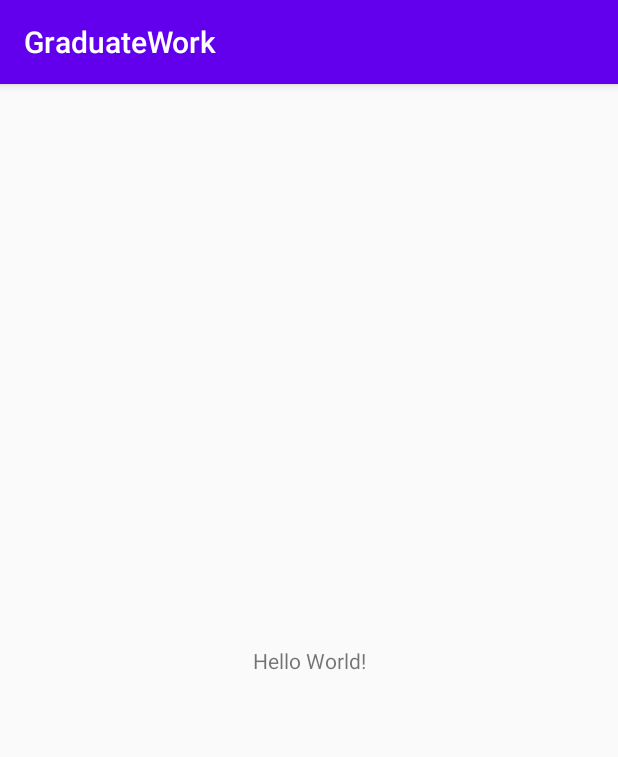
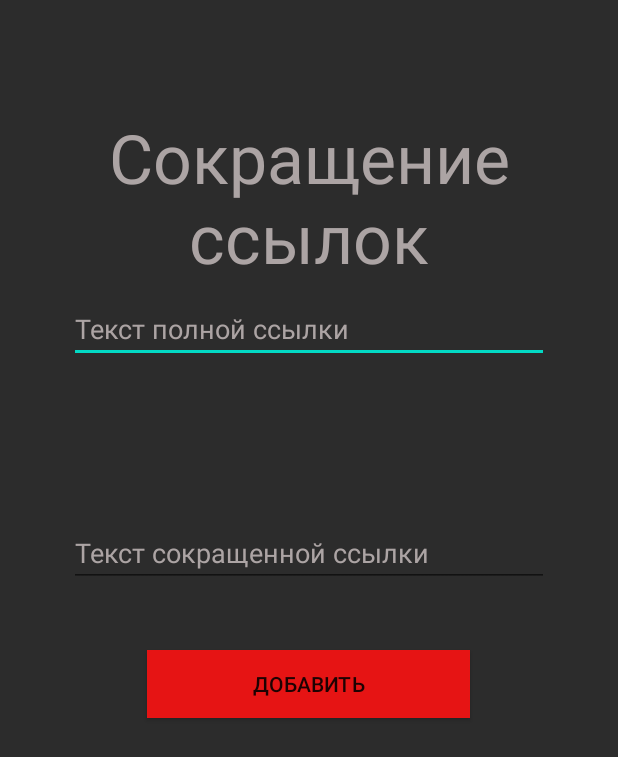
Before and after one commit to saymon-says/ShorterLink, an Android app: the screen it shows after launch (MainActivity), on a phone screen of 412 x 824 dp. Shown: the top 757 px of the screen. Run offline under Robolectric (Android 15) with nearby library versions, the phone set to English and light mode, and no system bars.

```diff
--- /dev/null
+++ b/app/src/main/java/com/example/graduatework/LinkList.java
@@ -0,0 +1,31 @@
+package com.example.graduatework;
+
+public class LinkList {
+
+    public String link;
+    public String short_link;
+
+    public LinkList(String link, String short_link) {
+        this.link = link;
+        this.short_link = short_link;
+    }
+
+    public LinkList() {
+    }
+
+    public String getLink() {
+        return link;
+    }
+
+    public void setLink(String link) {
+        this.link = link;
+    }
+
+    public String getShort_link() {
+        return short_link;
+    }
+
+    public void setShort_link(String short_link) {
+        this.short_link = short_link;
+    }
+}
--- a/app/src/main/java/com/example/graduatework/MainActivity.java
+++ b/app/src/main/java/com/example/graduatework/MainActivity.java
@@ -1,8 +1,20 @@
 package com.example.graduatework;
+
+import android.os.Bundle;
+import android.view.KeyEvent;
+import android.view.View;
+import android.widget.AdapterView;
+import android.widget.ArrayAdapter;
+import android.widget.Button;
+import android.widget.EditText;
+import android.widget.ListView;
+import android.widget.TextView;
+import android.widget.Toast;
 
 import androidx.appcompat.app.AppCompatActivity;
 
-import android.os.Bundle;
+import java.util.ArrayList;
+import java.util.List;
 
 public class MainActivity extends AppCompatActivity {
 
@@ -11,4 +23,8 @@ public class MainActivity extends AppCompatActivity {
         super.onCreate(savedInstanceState);
         setContentView(R.layout.activity_main);
     }
+
+    public void onClick(View v) {
+        Toast.makeText(this,"hello!", Toast.LENGTH_SHORT).show();
+    }
 }
--- a/app/src/main/res/layout/activity_main.xml
+++ b/app/src/main/res/layout/activity_main.xml
@@ -2,17 +2,86 @@
 <androidx.constraintlayout.widget.ConstraintLayout xmlns:android="http://schemas.android.com/apk/res/android"
     xmlns:app="http://schemas.android.com/apk/res-auto"
     xmlns:tools="http://schemas.android.com/tools"
+    android:id="@+id/layout"
     android:layout_width="match_parent"
     android:layout_height="match_parent"
+    android:background="#2C2C2C"
     tools:context=".MainActivity">
 
     <TextView
+        android:id="@+id/textView"
         android:layout_width="wrap_content"
         android:layout_height="wrap_content"
-        android:text="Hello World!"
-        app:layout_constraintBottom_toBottomOf="parent"
-        app:layout_constraintLeft_toLeftOf="parent"
-        app:layout_constraintRight_toRightOf="parent"
+        android:layout_marginBottom="88dp"
+        android:text="Сокращение ссылок"
+        android:textAlignment="center"
+        android:textColor="#ACA4A4"
+        android:textSize="45sp"
+        app:layout_constraintBottom_toTopOf="@+id/short_link"
+        app:layout_constraintStart_toStartOf="parent"
         app:layout_constraintTop_toTopOf="parent" />
 
+    <EditText
+        android:id="@+id/link"
+        android:layout_width="0dp"
+        android:layout_height="40dp"
+        android:layout_marginStart="46dp"
+        android:layout_marginTop="113dp"
+        android:layout_marginEnd="46dp"
+        android:layout_marginBottom="21dp"
+        android:ems="10"
+        android:hint="Текст полной ссылки"
+        android:inputType="textWebEditText"
+        android:textColor="#ACA4A4"
+        android:textColorHint="#ACA4A4"
+        app:layout_constraintBottom_toTopOf="@+id/short_link"
+        app:layout_constraintEnd_toEndOf="parent"
+        app:layout_constraintStart_toStartOf="parent"
+        app:layout_constraintTop_toTopOf="parent" />
+
+    <EditText
+        android:id="@+id/short_link"
+        android:layout_width="0dp"
+        android:layout_height="40dp"
+        android:layout_marginStart="46dp"
+        android:layout_marginEnd="46dp"
+        android:layout_marginBottom="344dp"
+        android:ems="10"
+        android:hint="Текст сокращенной ссылки"
+        android:inputType="text"
+        android:textColor="#ACA4A4"
+        android:textColorHint="#ACA4A4"
+        app:layout_constraintBottom_toBottomOf="parent"
+        app:layout_constraintEnd_toEndOf="parent"
+        app:layout_constraintHorizontal_bias="0.0"
+        app:layout_constraintStart_toStartOf="parent"
+        app:layout_constraintTop_toBottomOf="@+id/link" />
+
+    <Button
+        android:id="@+id/btn"
+        android:layout_width="215dp"
+        android:layout_height="45dp"
+        android:layout_marginStart="52dp"
+        android:layout_marginBottom="265dp"
+        android:background="#E61414"
+        android:text="Добавить"
+        android:onClick="onClick"
+        app:layout_constraintBottom_toBottomOf="parent"
+        app:layout_constraintStart_toStartOf="@+id/short_link"
+        app:layout_constraintTop_toBottomOf="@+id/short_link"
+        app:layout_constraintVertical_bias="0.342" />
+
+    <ListView
+        android:id="@+id/list_of_short_link"
+        android:layout_width="0dp"
+        android:layout_height="0dp"
+        android:layout_marginStart="10dp"
+        android:layout_marginTop="10dp"
+        android:layout_marginEnd="10dp"
+        android:layout_marginBottom="5dp"
+        app:layout_constraintBottom_toBottomOf="parent"
+        app:layout_constraintEnd_toEndOf="parent"
+        app:layout_constraintStart_toStartOf="parent"
+        app:layout_constraintTop_toBottomOf="@+id/btn" />
+
 </androidx.constraintlayout.widget.ConstraintLayout>
--- /dev/null
+++ b/app/src/main/res/layout/list_item.xml
@@ -0,0 +1,12 @@
+<?xml version="1.0" encoding="utf-8"?>
+<androidx.constraintlayout.widget.ConstraintLayout
+    xmlns:android="http://schemas.android.com/apk/res/android" android:layout_width="match_parent"
+    android:layout_height="match_parent">
+
+    <TextView
+        android:layout_width="match_parent"
+        android:layout_height="match_parent"
+        android:id="@+id/short_link"
+        />
+
+</androidx.constraintlayout.widget.ConstraintLayout>
--- a/app/src/main/res/values/styles.xml
+++ b/app/src/main/res/values/styles.xml
@@ -1,7 +1,7 @@
 <resources>
 
     <!-- Base application theme. -->
-    <style name="AppTheme" parent="Theme.AppCompat.Light.DarkActionBar">
+    <style name="AppTheme" parent="Theme.AppCompat.Light.NoActionBar">
         <!-- Customize your theme here. -->
         <item name="colorPrimary">@color/colorPrimary</item>
         <item name="colorPrimaryDark">@color/colorPrimaryDark</item>
--- a/gradle.properties
+++ b/gradle.properties
@@ -1,19 +1,16 @@
-# Project-wide Gradle settings.
-# IDE (e.g. Android Studio) users:
-# Gradle settings configured through the IDE *will override*
-# any settings specified in this file.
-# For more details on how to configure your build environment visit
+## For more details on how to configure your build environment visit
 # http://www.gradle.org/docs/current/userguide/build_environment.html
+#
 # Specifies the JVM arguments used for the daemon process.
 # The setting is particularly useful for tweaking memory settings.
-org.gradle.jvmargs=-Xmx1536m
+# Default value: -Xmx1024m -XX:MaxPermSize=256m
+# org.gradle.jvmargs=-Xmx2048m -XX:MaxPermSize=512m -XX:+HeapDumpOnOutOfMemoryError -Dfile.encoding=UTF-8
+#
 # When configured, Gradle will run in incubating parallel mode.
 # This option should only be used with decoupled projects. More details, visit
 # http://www.gradle.org/docs/current/userguide/multi_project_builds.html#sec:decoupled_projects
 # org.gradle.parallel=true
-# AndroidX package structure to make it clearer which packages are bundled with the
-# Android operating system, and which are packaged with your app's APK
-# https://developer.android.com/topic/libraries/support-library/androidx-rn
+#Tue Apr 07 16:54:23 MSK 2020
+android.enableJetifier=true
+org.gradle.jvmargs=-Xmx2048M -Dkotlin.daemon.jvm.options\="-Xmx2048M"
 android.useAndroidX=true
-# Automatically convert third-party libraries to use AndroidX
-android.enableJetifier=true
```
